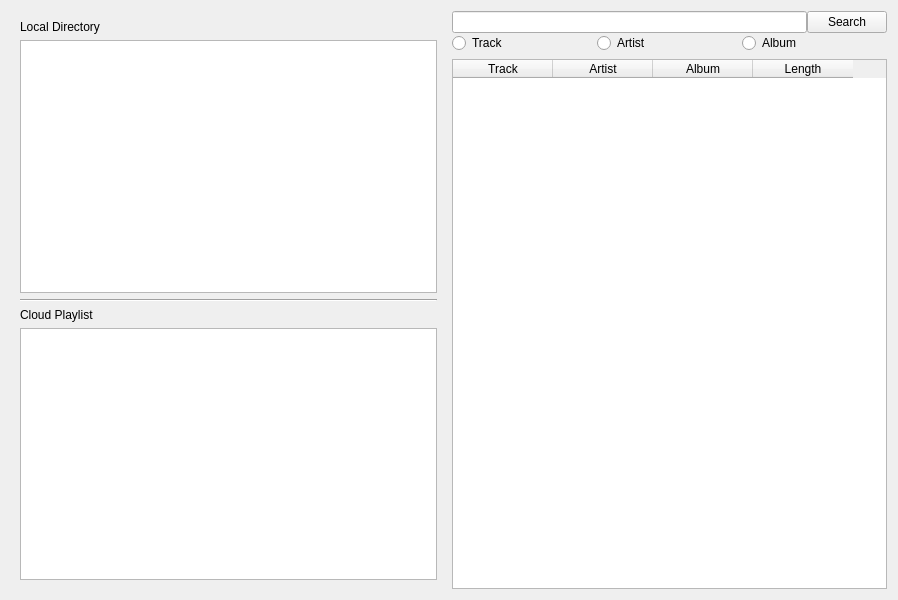
Above: main.ui from beracira/pyNetEase-Player before the change. Below: the same form after it.
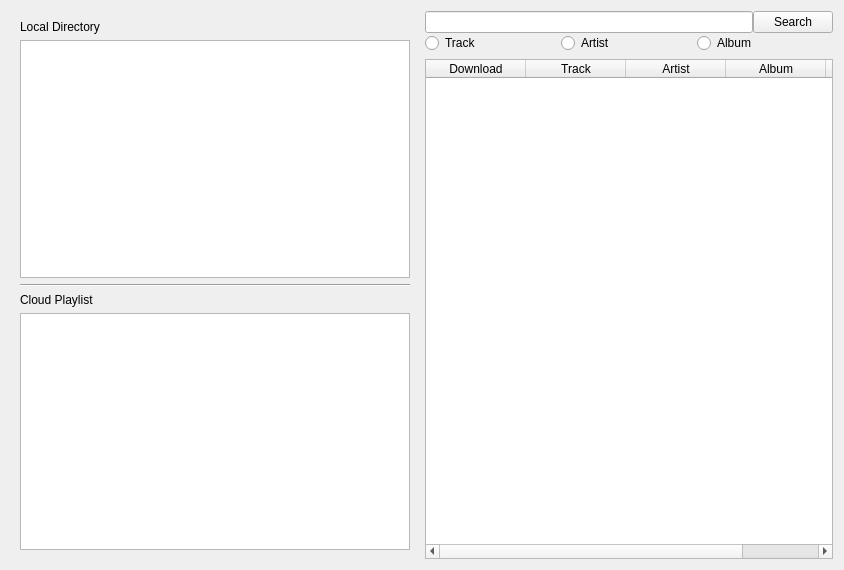
That is the form after the change.

Patch:
```diff
--- a/main.ui
+++ b/main.ui
@@ -6,8 +6,8 @@
    <rect>
     <x>0</x>
     <y>0</y>
-    <width>898</width>
-    <height>600</height>
+    <width>844</width>
+    <height>570</height>
    </rect>
   </property>
   <property name="windowTitle">
@@ -105,6 +105,11 @@
        </item>
        <item>
         <widget class="QTableWidget" name="tableWidget">
+         <column>
+          <property name="text">
+           <string>Download</string>
+          </property>
+         </column>
          <column>
           <property name="text">
            <string>Track</string>
```
